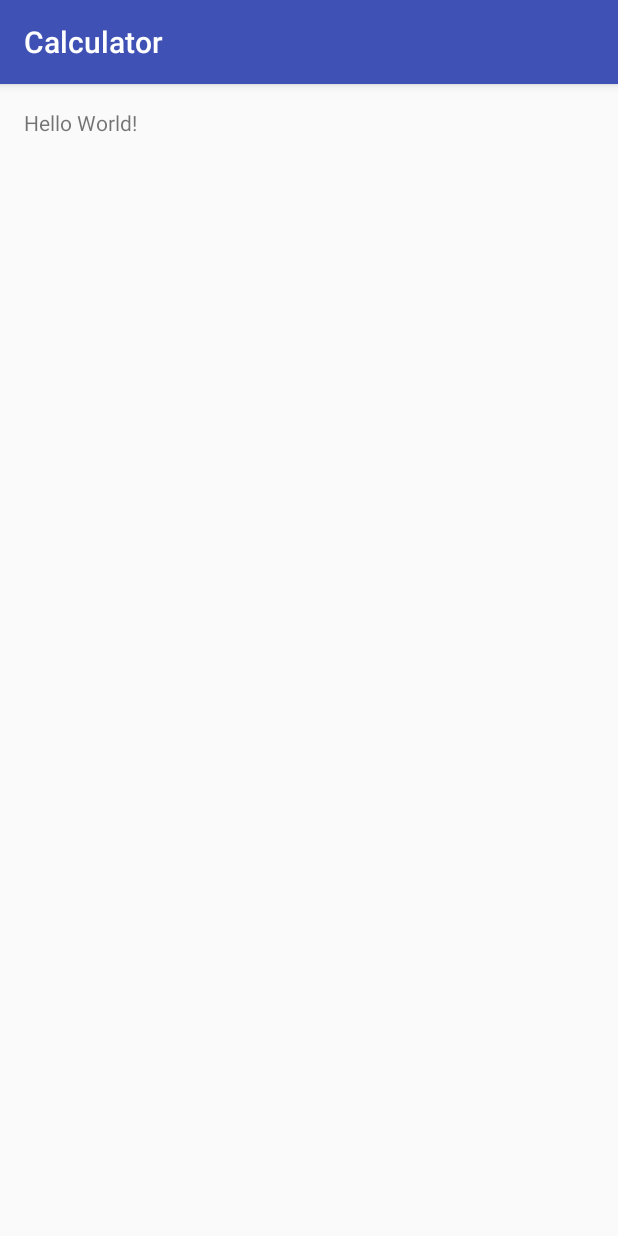
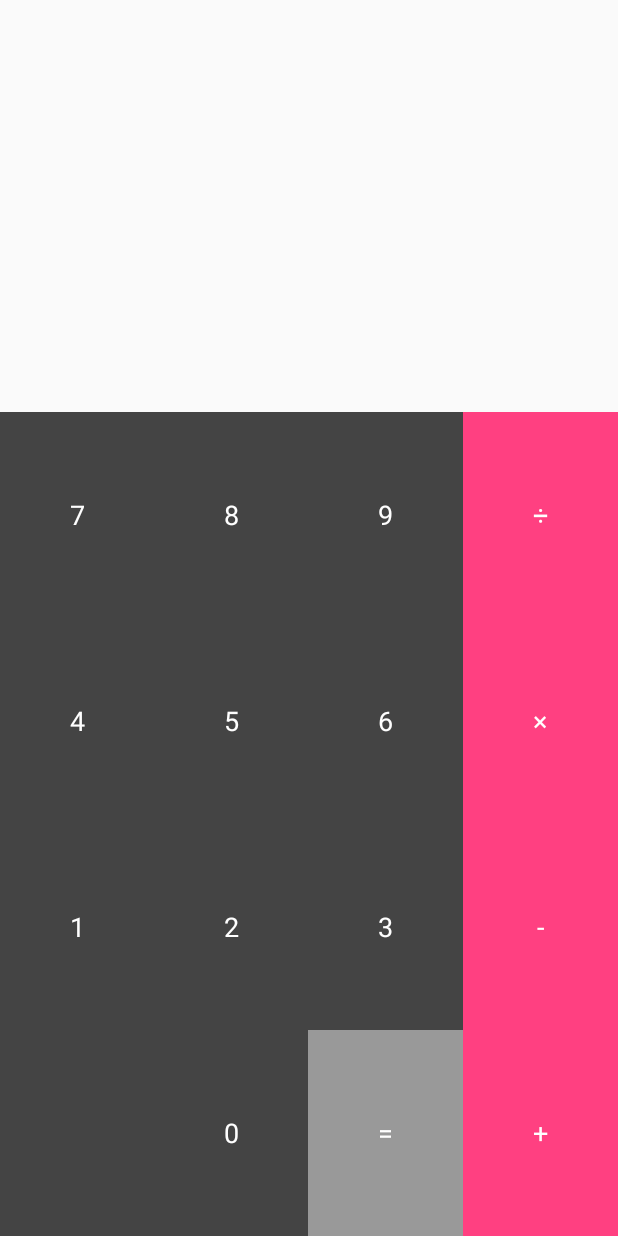
Before and after one commit to lostcart/calculator, an Android app: the screen it shows after launch (CalculatorActivity), on a phone screen of 412 x 824 dp. Run offline under Robolectric (Android 15) with nearby library versions, the phone set to English and light mode, and no system bars.

Commit message:
Add initial calculator layout

```diff
--- a/app/src/main/AndroidManifest.xml
+++ b/app/src/main/AndroidManifest.xml
@@ -16,5 +16,4 @@
             </intent-filter>
         </activity>
     </application>
-
 </manifest>
--- a/app/src/main/java/com/lost/calculator/CalculatorActivity.java
+++ b/app/src/main/java/com/lost/calculator/CalculatorActivity.java
@@ -1,7 +1,10 @@
 package com.lost.calculator;
 
+import android.os.Bundle;
 import android.support.v7.app.AppCompatActivity;
-import android.os.Bundle;
+import android.util.Log;
+import android.view.View;
+import android.widget.TextView;
 
 public class CalculatorActivity extends AppCompatActivity {
 
@@ -10,4 +13,8 @@ public class CalculatorActivity extends AppCompatActivity {
         super.onCreate(savedInstanceState);
         setContentView(R.layout.calculator);
     }
+
+    public void buttonOnClick(View view) {
+        Log.d("CalculatorActivity", ((TextView) view).getText().toString());
+    }
 }
--- a/app/src/main/res/layout/calculator.xml
+++ b/app/src/main/res/layout/calculator.xml
@@ -1,18 +1,107 @@
 <?xml version="1.0" encoding="utf-8"?>
-<RelativeLayout
+<LinearLayout
     xmlns:android="http://schemas.android.com/apk/res/android"
-    xmlns:tools="http://schemas.android.com/tools"
     android:id="@+id/calculator"
     android:layout_width="match_parent"
     android:layout_height="match_parent"
-    android:paddingBottom="@dimen/activity_vertical_margin"
-    android:paddingLeft="@dimen/activity_horizontal_margin"
-    android:paddingRight="@dimen/activity_horizontal_margin"
-    android:paddingTop="@dimen/activity_vertical_margin"
-    tools:context="com.lost.calculator.CalculatorActivity">
+    android:orientation="vertical">
 
     <TextView
-        android:layout_width="wrap_content"
-        android:layout_height="wrap_content"
-        android:text="Hello World!"/>
-</RelativeLayout>
+        android:id='@+id/calculator_textview_result'
+        android:layout_width="match_parent"
+        android:layout_height="0dp"
+        android:layout_weight="1"
+        android:gravity="bottom|right"
+        android:padding="20dp"
+        android:textSize="32sp"/>
+
+    <LinearLayout
+        android:layout_width="match_parent"
+        android:layout_height="0dp"
+        android:layout_below="@id/calculator_textview_result"
+        android:layout_weight="2"
+        android:background="@color/dark_grey"
+        android:orientation="vertical">
+
+        <LinearLayout
+            style="@style/ButtonRowLayoutStyle">
+
+            <TextView
+                style="@style/ButtonStyle"
+                android:text="7"/>
+
+            <TextView
+                style="@style/ButtonStyle"
+                android:text="8"/>
+
+            <TextView
+                style="@style/ButtonStyle"
+                android:text="9"/>
+
+            <TextView
+                style="@style/FunctionButtonStyle"
+                android:text="÷"/>
+        </LinearLayout>
+
+        <LinearLayout
+            style="@style/ButtonRowLayoutStyle">
+
+            <TextView
+                style="@style/ButtonStyle"
+                android:text="4"/>
+
+            <TextView
+                style="@style/ButtonStyle"
+                android:text="5"/>
+
+            <TextView
+                style="@style/ButtonStyle"
+                android:text="6"/>
+
+            <TextView
+                style="@style/FunctionButtonStyle"
+                android:text="×"/>
+        </LinearLayout>
+
+        <LinearLayout
+            style="@style/ButtonRowLayoutStyle">
+
+            <TextView
+                style="@style/ButtonStyle"
+                android:text="1"/>
+
+            <TextView
+                style="@style/ButtonStyle"
+                android:text="2"/>
+
+            <TextView
+                style="@style/ButtonStyle"
+                android:text="3"/>
+
+            <TextView
+                style="@style/FunctionButtonStyle"
+                android:text="-"/>
+        </LinearLayout>
+
+        <LinearLayout
+            style="@style/ButtonRowLayoutStyle">
+
+            <TextView
+                style="@style/ButtonStyle"
+                android:text=""/>
+
+            <TextView
+                style="@style/ButtonStyle"
+                android:text="0"/>
+
+            <TextView
+                style="@style/ButtonStyle"
+                android:background="@color/light_grey"
+                android:text="="/>
+
+            <TextView
+                style="@style/FunctionButtonStyle"
+                android:text="+"/>
+        </LinearLayout>
+    </LinearLayout>
+</LinearLayout>
--- a/app/src/main/res/values/colors.xml
+++ b/app/src/main/res/values/colors.xml
@@ -3,4 +3,8 @@
     <color name="colorPrimary">#3F51B5</color>
     <color name="colorPrimaryDark">#303F9F</color>
     <color name="colorAccent">#FF4081</color>
+
+    <color name="white">#FFF</color>
+    <color name="dark_grey">#444</color>
+    <color name="light_grey">#999</color>
 </resources>
--- a/app/src/main/res/values/styles.xml
+++ b/app/src/main/res/values/styles.xml
@@ -1,11 +1,30 @@
 <resources>
 
     <!-- Base application theme. -->
-    <style name="AppTheme" parent="Theme.AppCompat.Light.DarkActionBar">
+    <style name="AppTheme" parent="Theme.AppCompat.Light.NoActionBar">
         <!-- Customize your theme here. -->
         <item name="colorPrimary">@color/colorPrimary</item>
         <item name="colorPrimaryDark">@color/colorPrimaryDark</item>
         <item name="colorAccent">@color/colorAccent</item>
     </style>
 
+    <style name="ButtonRowLayoutStyle">
+        <item name="android:layout_width">match_parent</item>
+        <item name="android:layout_height">0dp</item>
+        <item name="android:layout_weight">1</item>
+    </style>
+
+    <style name="ButtonStyle">
+        <item name="android:layout_width">0dp</item>
+        <item name="android:layout_height">match_parent</item>
+        <item name="android:layout_weight">1</item>
+        <item name="android:textSize">18sp</item>
+        <item name="android:gravity">center</item>
+        <item name="android:textColor">@color/white</item>
+        <item name="android:onClick">buttonOnClick</item>
+    </style>
+
+    <style name="FunctionButtonStyle" parent="ButtonStyle">
+        <item name="android:background">@color/colorAccent</item>
+    </style>
 </resources>
```
